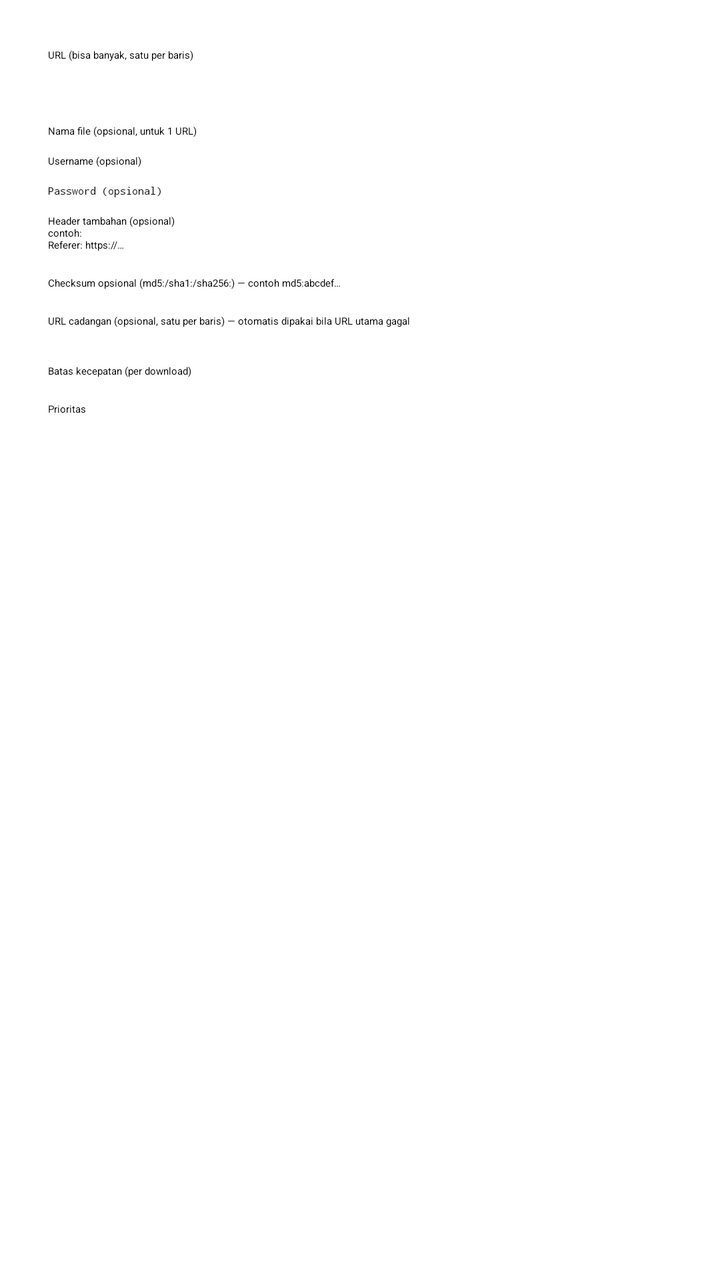
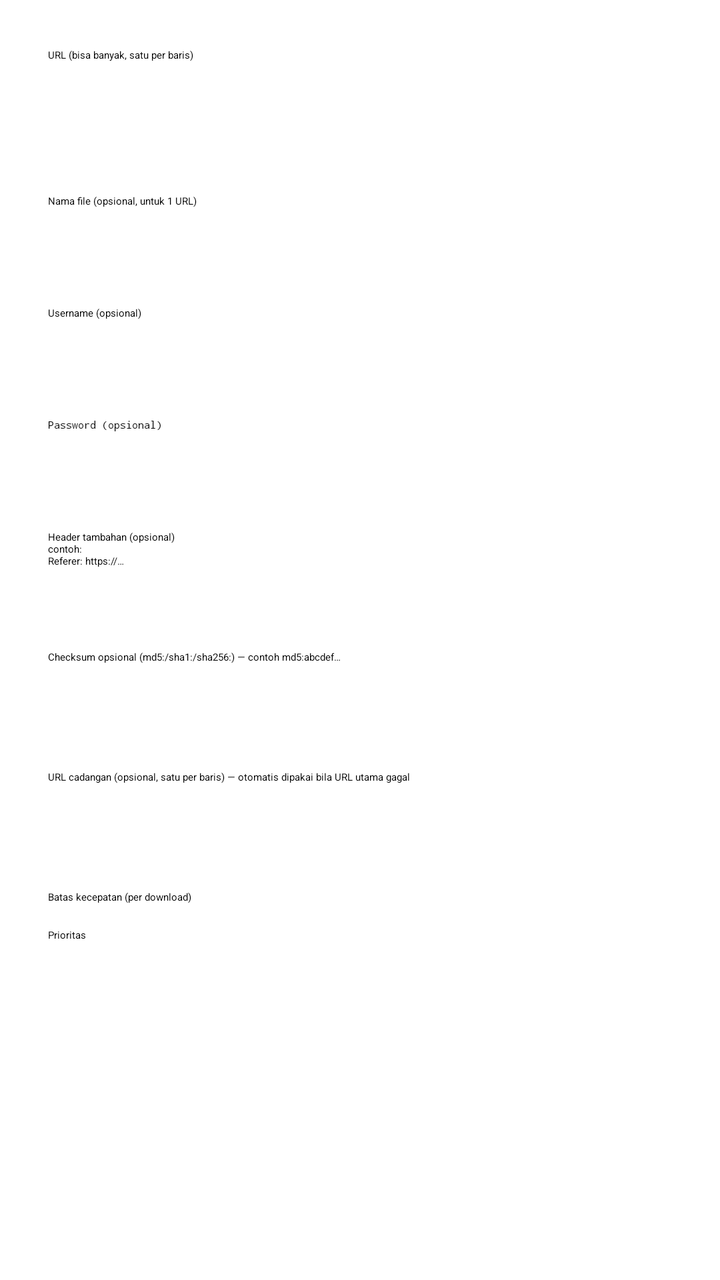

The first picture is an Android layout as it rendered before a commit; the second is the same layout after the commit. The layout source and the unified diff follow.
<!-- AndroidManifest.xml: application theme Theme.HttpDownloadManager.Splash -->
<!-- res/layout/dialog_add_download.xml -->
<?xml version="1.0" encoding="utf-8"?>
<LinearLayout xmlns:android="http://schemas.android.com/apk/res/android"
    android:layout_width="match_parent"
    android:layout_height="wrap_content"
    android:orientation="vertical"
    android:paddingHorizontal="24dp"
    android:paddingTop="24dp">

    <EditText
        android:id="@+id/input_url"
        android:layout_width="match_parent"
        android:layout_height="wrap_content"
        android:hint="@string/url_hint_multi"
        android:inputType="textUri|textMultiLine"
        android:minLines="2"
        android:maxLines="4" />

    <TextView
        android:id="@+id/text_storage_remaining"
        android:layout_width="match_parent"
        android:layout_height="wrap_content"
        android:layout_marginTop="6dp"
        android:textAppearance="?attr/textAppearanceBodySmall"
        android:textColor="@color/text_secondary" />

    <TextView
        android:id="@+id/text_file_info"
        android:layout_width="match_parent"
        android:layout_height="wrap_content"
        android:layout_marginTop="6dp"
        android:textAppearance="?attr/textAppearanceBodySmall"
        android:textColor="@color/primary"
        android:visibility="gone" />

    <TextView
        android:id="@+id/recent_title"
        android:layout_width="match_parent"
        android:layout_height="wrap_content"
        android:layout_marginTop="8dp"
        android:text="@string/recent_urls"
        android:textAppearance="?attr/textAppearanceBodyMedium"
        android:visibility="gone" />

    <EditText
        android:id="@+id/input_recent_search"
        android:layout_width="match_parent"
        android:layout_height="wrap_content"
        android:layout_marginTop="4dp"
        android:hint="@string/recent_search_hint"
        android:importantForAutofill="no"
        android:inputType="textUri"
        android:maxLines="1"
        android:visibility="gone" />

    <ScrollView
        android:id="@+id/recent_scroll"
        android:layout_width="match_parent"
        android:layout_height="wrap_content"
        android:layout_marginTop="4dp"
        android:maxHeight="180dp"
        android:visibility="gone">

        <LinearLayout
            android:id="@+id/recent_container"
            android:layout_width="match_parent"
            android:layout_height="wrap_content"
            android:orientation="vertical" />
    </ScrollView>

    <TextView
        android:id="@+id/clear_history"
        android:layout_width="wrap_content"
        android:layout_height="wrap_content"
        android:layout_marginTop="4dp"
        android:text="@string/clear_history"
        android:textColor="@color/status_off"
        android:textSize="13sp"
        android:visibility="gone" />

    <EditText
        android:id="@+id/input_name"
        android:layout_width="match_parent"
        android:layout_height="wrap_content"
        android:layout_marginTop="12dp"
        android:hint="@string/name_hint_optional" />

    <EditText
        android:id="@+id/input_username"
        android:layout_width="match_parent"
        android:layout_height="wrap_content"
        android:layout_marginTop="8dp"
        android:hint="@string/username_hint_optional" />

    <EditText
        android:id="@+id/input_password"
        android:layout_width="match_parent"
        android:layout_height="wrap_content"
        android:layout_marginTop="8dp"
        android:hint="@string/password_hint_optional"
        android:inputType="textPassword" />

    <EditText
        android:id="@+id/input_headers"
        android:layout_width="match_parent"
        android:layout_height="wrap_content"
        android:layout_marginTop="8dp"
        android:hint="@string/headers_hint_optional"
        android:inputType="textMultiLine"
        android:minLines="2"
        android:maxLines="4" />

    <EditText
        android:id="@+id/input_checksum"
        android:layout_width="match_parent"
        android:layout_height="wrap_content"
        android:layout_marginTop="12dp"
        android:hint="@string/checksum_hint_optional" />

    <EditText
        android:id="@+id/input_mirrors"
        android:layout_width="match_parent"
        android:layout_height="wrap_content"
        android:layout_marginTop="12dp"
        android:hint="@string/mirrors_hint_optional"
        android:importantForAutofill="no"
        android:inputType="textUri|textMultiLine"
        android:minLines="2"
        android:maxLines="4" />

    <TextView
        android:layout_width="match_parent"
        android:layout_height="wrap_content"
        android:layout_marginTop="12dp"
        android:text="@string/speed_limit_per_label"
        android:textAppearance="?attr/textAppearanceLabelMedium" />

    <Spinner
        android:id="@+id/spinner_speed_limit_per"
        android:layout_width="match_parent"
        android:layout_height="wrap_content"
        android:layout_marginTop="4dp" />

    <TextView
        android:layout_width="match_parent"
        android:layout_height="wrap_content"
        android:layout_marginTop="8dp"
        android:text="@string/priority_label"
        android:textAppearance="?attr/textAppearanceLabelMedium" />

    <Spinner
        android:id="@+id/spinner_priority"
        android:layout_width="match_parent"
        android:layout_height="wrap_content"
        android:layout_marginTop="4dp" />
</LinearLayout>
<!-- resources referenced by this layout -->
<resources>
  <color name="primary">#0D47A1</color>
  <color name="status_off">#B00020</color>
  <color name="text_secondary">#757575</color>
  <string name="checksum_hint_optional">Checksum opsional (md5:/sha1:/sha256:) — contoh md5:abcdef…</string>
  <string name="clear_history">Hapus riwayat</string>
  <string name="headers_hint_optional">Header tambahan (opsional)\ncontoh:\nReferer: https://…</string>
  <string name="mirrors_hint_optional">URL cadangan (opsional, satu per baris) — otomatis dipakai bila URL utama gagal</string>
  <string name="name_hint_optional">Nama file (opsional, untuk 1 URL)</string>
  <string name="password_hint_optional">Password (opsional)</string>
  <string name="priority_label">Prioritas</string>
  <string name="recent_search_hint">Cari URL riwayat…</string>
  <string name="recent_urls">URL terakhir</string>
  <string name="speed_limit_per_label">Batas kecepatan (per download)</string>
  <string name="url_hint_multi">URL (bisa banyak, satu per baris)</string>
  <string name="username_hint_optional">Username (opsional)</string>
  <style name="Theme.HttpDownloadManager.Splash" parent="Theme.SplashScreen">
          <item name="windowSplashScreenBackground">@color/primary</item>
          <item name="windowSplashScreenAnimatedIcon">@drawable/ic_splash</item>
          <item name="postSplashScreenTheme">@style/Theme.HttpDownloadManager</item>
      </style>
  <!-- drawable ic_splash (drawable) -->
  <?xml version="1.0" encoding="utf-8"?>
  <vector xmlns:android="http://schemas.android.com/apk/res/android"
      android:width="108dp"
      android:height="108dp"
      android:viewportWidth="108"
      android:viewportHeight="108">
      <path
          android:fillColor="#FFFFFF"
          android:pathData="M48,40 h12 v16 h-12 z" />
      <path
          android:fillColor="#FFFFFF"
          android:pathData="M40,56 h28 l-14,16 z" />
      <path
          android:fillColor="#FFFFFF"
          android:pathData="M42,80 h24 v4 h-24 z" />
  </vector>
  <style name="Theme.HttpDownloadManager" parent="Theme.Material3.DayNight.NoActionBar">
          <item name="colorPrimary">@color/primary</item>
          <item name="colorPrimaryDark">@color/primary_dark</item>
          <item name="colorAccent">@color/accent</item>
      </style>
  <color name="primary_dark">#002171</color>
  <color name="accent">#FF6F00</color>
</resources>

<!-- the commit's change to res/layout/dialog_add_download.xml (unified diff, before → after) -->
@@ -7,6 +7,9 @@
     android:paddingTop="24dp">
 
     <EditText
+        android:focusable="true"
+        android:focusableInTouchMode="true"
+        android:minHeight="48dp"
         android:id="@+id/input_url"
         android:layout_width="match_parent"
         android:layout_height="wrap_content"
@@ -42,6 +45,9 @@
         android:visibility="gone" />
 
     <EditText
+        android:focusable="true"
+        android:focusableInTouchMode="true"
+        android:minHeight="48dp"
         android:id="@+id/input_recent_search"
         android:layout_width="match_parent"
         android:layout_height="wrap_content"
@@ -78,6 +84,9 @@
         android:visibility="gone" />
 
     <EditText
+        android:focusable="true"
+        android:focusableInTouchMode="true"
+        android:minHeight="48dp"
         android:id="@+id/input_name"
         android:layout_width="match_parent"
         android:layout_height="wrap_content"
@@ -85,6 +94,9 @@
         android:hint="@string/name_hint_optional" />
 
     <EditText
+        android:focusable="true"
+        android:focusableInTouchMode="true"
+        android:minHeight="48dp"
         android:id="@+id/input_username"
         android:layout_width="match_parent"
         android:layout_height="wrap_content"
@@ -92,6 +104,9 @@
         android:hint="@string/username_hint_optional" />
 
     <EditText
+        android:focusable="true"
+        android:focusableInTouchMode="true"
+        android:minHeight="48dp"
         android:id="@+id/input_password"
         android:layout_width="match_parent"
         android:layout_height="wrap_content"
@@ -100,6 +115,9 @@
         android:inputType="textPassword" />
 
     <EditText
+        android:focusable="true"
+        android:focusableInTouchMode="true"
+        android:minHeight="48dp"
         android:id="@+id/input_headers"
         android:layout_width="match_parent"
         android:layout_height="wrap_content"
@@ -110,6 +128,9 @@
         android:maxLines="4" />
 
     <EditText
+        android:focusable="true"
+        android:focusableInTouchMode="true"
+        android:minHeight="48dp"
         android:id="@+id/input_checksum"
         android:layout_width="match_parent"
         android:layout_height="wrap_content"
@@ -117,6 +138,9 @@
         android:hint="@string/checksum_hint_optional" />
 
     <EditText
+        android:focusable="true"
+        android:focusableInTouchMode="true"
+        android:minHeight="48dp"
         android:id="@+id/input_mirrors"
         android:layout_width="match_parent"
         android:layout_height="wrap_content"
